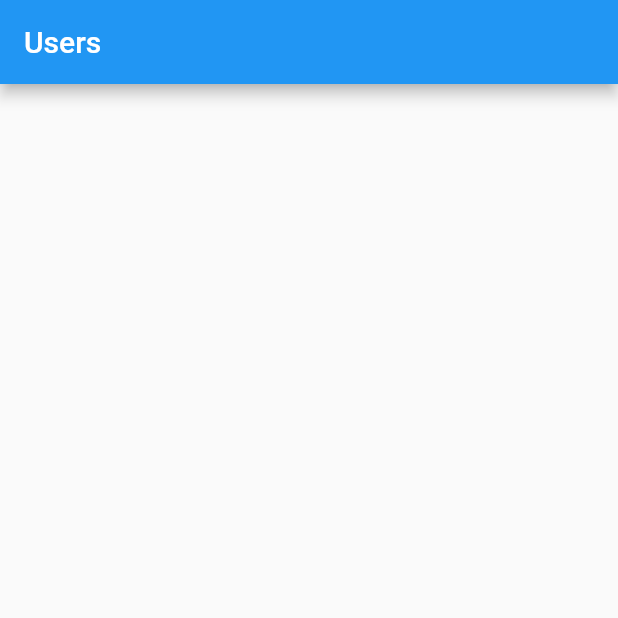
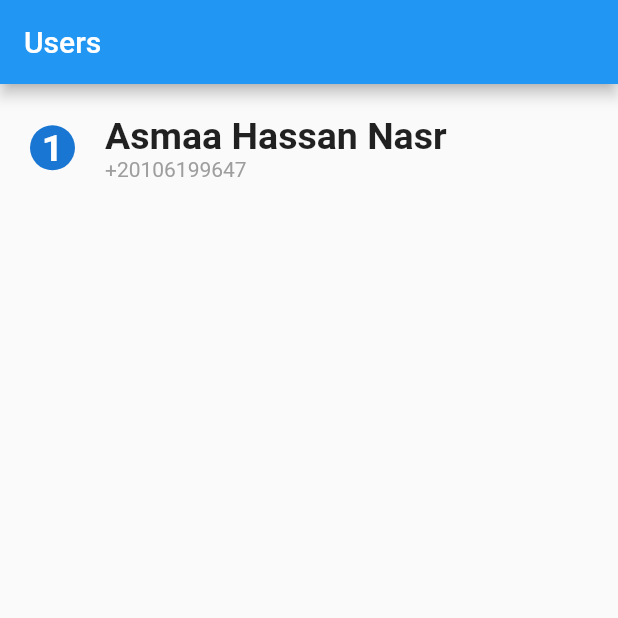
Before and after one commit to asmaahassnasr/udemy-flutter-course-abdullah-mansour, a Flutter app: the screen it shows after launch, on a phone screen of 412 x 824 dp, the top half of it. Run offline on Flutter 3.47's test engine with Material 2 defaults, Android fonts, the phone set to English and light mode, and no system bars.

Commit message:
Creating/ Building Item

```diff
--- a/lib/user_screen.dart
+++ b/lib/user_screen.dart
@@ -9,6 +9,52 @@ class UsersScreen extends StatelessWidget {
           'Users',
         ),
       ),
+      body: Padding(
+        padding: const EdgeInsets.all(20.0),
+        child: Row(
+              children: [
+                CircleAvatar(
+                  radius: 15.0,
+                  child: Text(
+                    '1',
+                    style: TextStyle(
+                      fontSize: 25.0,
+                      fontWeight: FontWeight.bold,
+                    ),
+                  ),
+                ),
+                SizedBox(
+                  width: 20.0,
+                ),
+                Column(
+                  //To make col and avatar at the same line
+                  mainAxisSize: MainAxisSize.min,
+                  //To make phone num at the start of the screen
+                  crossAxisAlignment: CrossAxisAlignment.start,
+                  children: [
+                    Text(
+                      'Asmaa Hassan Nasr',
+                      style: TextStyle(
+                        fontSize: 25.0,
+                        fontWeight: FontWeight.bold,
+                      ),
+                    ),
+                    Text(
+                      '+20106199647',
+                      style: TextStyle(
+                        color: Colors.grey,
+                      ),
+                    ),
+                  ],
+                ),
+              ],
+        ),
+      ),
     );
   }
+  //To make ListView
+  //1. Build Item.
+  //2. Build List.
+  //3. Add Item to list.
+
 }
```
